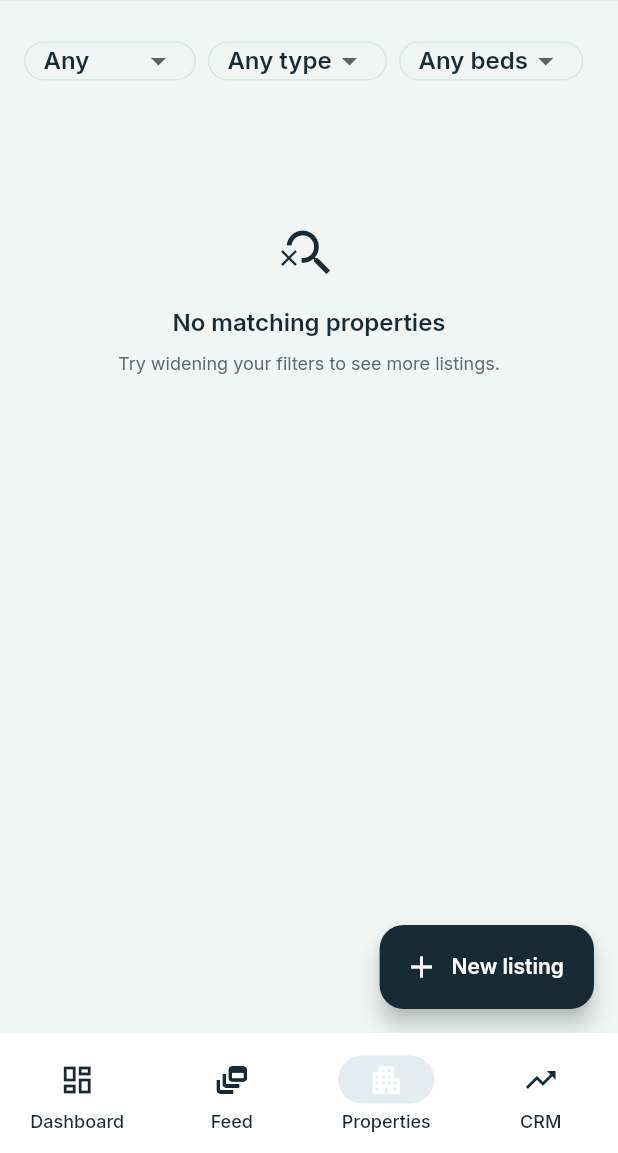
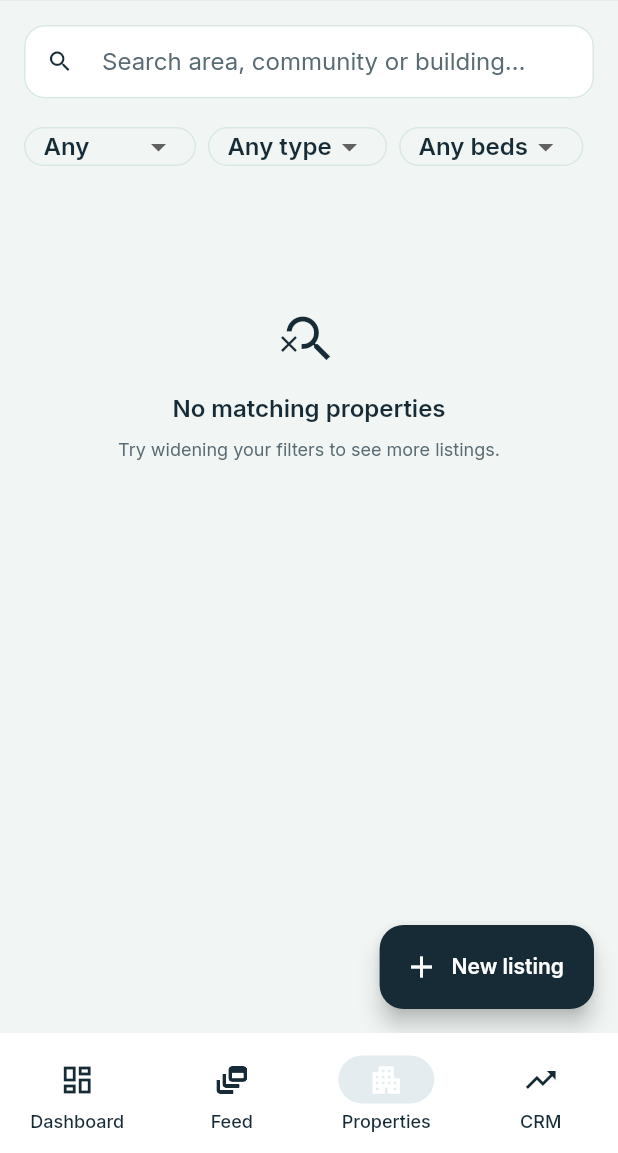
Before and after one commit to munib1008/nuzl-app, a Flutter app: the ListingsScreen screen opened by its route, on a phone screen of 412 x 824 dp, the part 83-1236 px from its top. Run offline on Flutter 3.47's test engine with Material 3 defaults, Android fonts, the phone set to English and light mode, and no system bars; our stand-ins replace dio, file_picker, flutter_riverpod, flutter_secure_storage, flutter_svg, go_router and 3 more; accounts and stored records are empty; network calls fail.

Commit message:
feat(search): advanced listing filters (text search + min price)
Adds an area/community/building text search and a min-price band to the properties filter bar (backend list() already supports q + min_price). Saved searches capture them too. Tenant lease view already served via /tenancies (t.user_id).

Co-Authored-By: Claude Opus 4.8 <noreply@anthropic.com>

```diff
--- a/lib/features/listings/presentation/listings_screen.dart
+++ b/lib/features/listings/presentation/listings_screen.dart
@@ -24,9 +24,11 @@ final listingsRawProvider = FutureProvider.autoDispose<List<dynamic>>((ref) asyn
 final _fPurpose = StateProvider.autoDispose<String>((ref) => 'all');
 final _fType = StateProvider.autoDispose<String>((ref) => 'all');
 final _fBeds = StateProvider.autoDispose<int?>((ref) => null);
+final _fPriceMin = StateProvider.autoDispose<double?>((ref) => null);
 final _fPriceMax = StateProvider.autoDispose<double?>((ref) => null);
 final _fSort = StateProvider.autoDispose<String>((ref) => 'latest');
 final _fMine = StateProvider.autoDispose<bool>((ref) => false);
+final _fQuery = StateProvider.autoDispose<String>((ref) => '');
 
 class ListingsScreen extends ConsumerWidget {
   const ListingsScreen({super.key});
@@ -38,9 +40,11 @@ class ListingsScreen extends ConsumerWidget {
     final purpose = ref.watch(_fPurpose);
     final type = ref.watch(_fType);
     final beds = ref.watch(_fBeds);
+    final priceMin = ref.watch(_fPriceMin);
     final priceMax = ref.watch(_fPriceMax);
     final sort = ref.watch(_fSort);
     final mine = ref.watch(_fMine);
+    final query = ref.watch(_fQuery).trim().toLowerCase();
     final myId = ref.watch(authControllerProvider).user?.id;
 
     return Scaffold(
@@ -49,7 +53,9 @@ class ListingsScreen extends ConsumerWidget {
           if (purpose != 'all') 'purpose': purpose,
           if (type != 'all') 'property_type': type,
           if (beds != null) 'min_bedrooms': beds,
+          if (priceMin != null) 'min_price': priceMin,
           if (priceMax != null) 'max_price': priceMax,
+          if (query.isNotEmpty) 'q': query,
         }),
         const SavedSearchAlertsBell(),
       ]),
@@ -76,7 +82,14 @@ class ListingsScreen extends ConsumerWidget {
               if (purpose != 'all' && '${m['purpose']}' != purpose) return false;
               if (type != 'all' && '${m['property_type']}' != type) return false;
               if (beds != null && (bedsOf(m) ?? -1) < beds) return false;
+              if (priceMin != null && priceOf(m) < priceMin) return false;
               if (priceMax != null && priceOf(m) > priceMax) return false;
+              if (query.isNotEmpty) {
+                final hay = '${m['community'] ?? ''} ${m['property_type'] ?? ''} '
+                        '${m['building_name'] ?? ''} ${m['description'] ?? ''}'
+                    .toLowerCase();
+                if (!hay.contains(query)) return false;
+              }
               return true;
             }).toList();
             // sort — 'latest' keeps the server order (created_at desc)
@@ -134,7 +147,17 @@ class _FilterBar extends ConsumerWidget {
 
   @override
   Widget build(BuildContext context, WidgetRef ref) {
-    return SingleChildScrollView(
+    return Column(crossAxisAlignment: CrossAxisAlignment.start, children: [
+      TextField(
+        decoration: const InputDecoration(
+          hintText: 'Search area, community or building…',
+          prefixIcon: Icon(Icons.search),
+          isDense: true,
+        ),
+        onChanged: (v) => ref.read(_fQuery.notifier).state = v,
+      ),
+      const SizedBox(height: AppSpacing.x8),
+      SingleChildScrollView(
       scrollDirection: Axis.horizontal,
       child: Row(
         children: [
@@ -157,6 +180,19 @@ class _FilterBar extends ConsumerWidget {
             value: ref.watch(_fBeds),
             items: const [(null, 'Any beds'), (0, 'Studio'), (1, '1+'), (2, '2+'), (3, '3+'), (4, '4+')],
             onChanged: (v) => ref.read(_fBeds.notifier).state = v,
+          ),
+          const SizedBox(width: AppSpacing.x8),
+          _Drop<double?>(
+            label: 'Min price',
+            value: ref.watch(_fPriceMin),
+            items: const [
+              (null, 'Any min'),
+              (500000.0, '≥ 500K'),
+              (1000000.0, '≥ 1M'),
+              (2000000.0, '≥ 2M'),
+              (3000000.0, '≥ 3M'),
+            ],
+            onChanged: (v) => ref.read(_fPriceMin.notifier).state = v,
           ),
           const SizedBox(width: AppSpacing.x8),
           _Drop<double?>(
@@ -188,7 +224,8 @@ class _FilterBar extends ConsumerWidget {
           ],
         ],
       ),
-    );
+      ),
+    ]);
   }
 }
 
```
